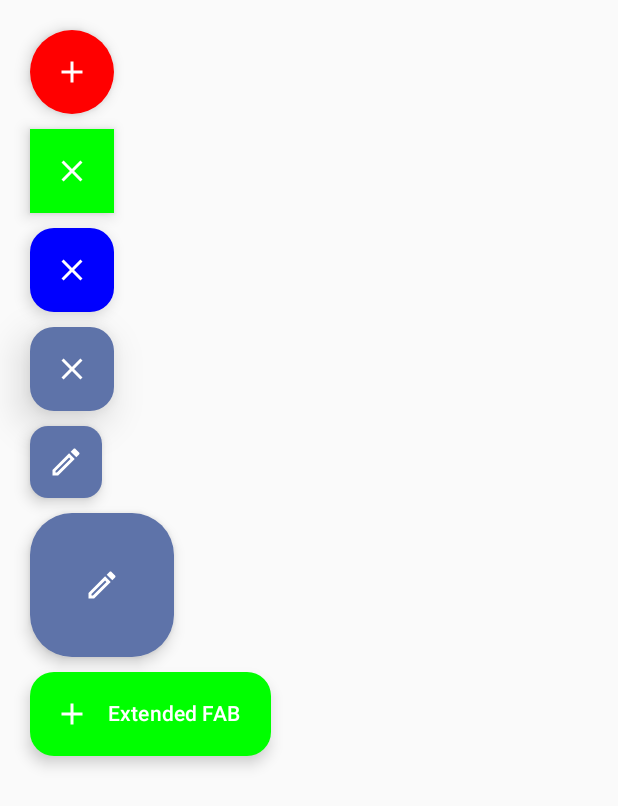
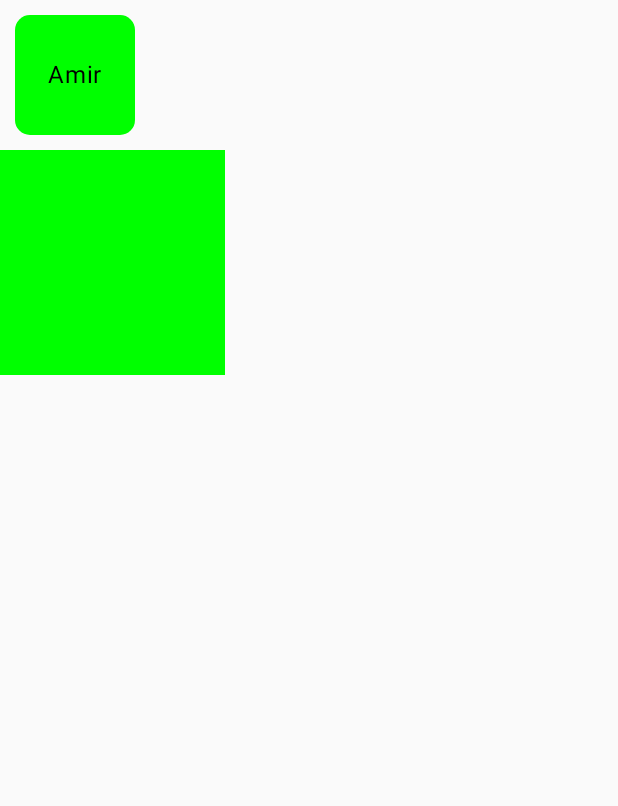
Before and after one commit to Amir-ByteGrowth/AndDevCompoosePreperations, an Android app built with Jetpack Compose: the screen it shows after launch (MainActivity), on a phone screen of 412 x 824 dp. Shown: the top 806 px of the screen. Run offline under Robolectric (Android 15) with nearby library versions, the light colour scheme and no system bars.

Commit message:
Custom Modifier created

```diff
--- a/basiclayoutpractice/src/main/java/com/example/basiclayoutpractice/MainActivity.kt
+++ b/basiclayoutpractice/src/main/java/com/example/basiclayoutpractice/MainActivity.kt
@@ -10,6 +10,7 @@ import androidx.compose.ui.tooling.preview.Preview
 import com.example.basiclayoutpractice.ui.theme.CompoosePreperationsTheme
 import com.example.basiclayoutpractice.widgets.CardWithLandPortraitBoCons
 import com.example.basiclayoutpractice.widgets.ConstraintBoxWithCol
+import com.example.basiclayoutpractice.widgets.CustomModifierWidget
 import com.example.basiclayoutpractice.widgets.ListOfFloatingActionButton
 import com.example.basiclayoutpractice.widgets.UserRowWithThumbImg
 
@@ -25,7 +26,8 @@ class MainActivity : ComponentActivity() {
 //                UserRowWithThumbImg()
 //                ConstraintBoxWithCol()
 //                CardWithLandPortraitBoCons()
-                ListOfFloatingActionButton()
+//                ListOfFloatingActionButton()
+                CustomModifierWidget()
             }
         }
     }
--- /dev/null
+++ b/basiclayoutpractice/src/main/java/com/example/basiclayoutpractice/widgets/CustomModifier.kt
@@ -0,0 +1,41 @@
+package com.example.basiclayoutpractice.widgets
+
+import androidx.compose.foundation.background
+import androidx.compose.foundation.layout.Box
+import androidx.compose.foundation.layout.Column
+import androidx.compose.foundation.layout.padding
+import androidx.compose.foundation.layout.size
+import androidx.compose.foundation.shape.RoundedCornerShape
+import androidx.compose.material3.Text
+import androidx.compose.runtime.Composable
+import androidx.compose.ui.Alignment
+import androidx.compose.ui.Modifier
+import androidx.compose.ui.draw.clip
+import androidx.compose.ui.graphics.Color
+import androidx.compose.ui.unit.dp
+
+fun Modifier.myBackground(color: Color) = padding(10.dp)
+    .clip(RoundedCornerShape(10.dp))
+    .background(color = color)
+
+
+@Composable
+fun CustomModifierWidget(modifier: Modifier = Modifier) {
+    Column {
+        Box(
+            modifier = modifier
+                .size(100.dp)
+                .myBackground(Color.Green), contentAlignment = Alignment.Center
+        ) {
+            Text(text = "Amir")
+        }
+
+        Box(
+            modifier = modifier
+                .size(150.dp)
+                .background(Color.Green)
+        ) {
+
+        }
+    }
+}
```
